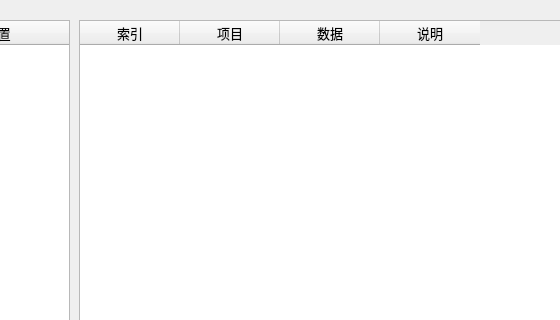
Above: A66-app/systemsetting.ui from Tetraelc/A66_PRO before the change; both pictures show x 131 to 691 and y 0 to 320 of the 1024 by 540 pixel window. Below: the same form after it.
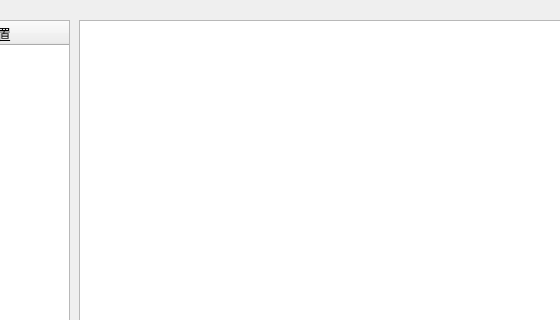
That is the form after the change. The open tabs and pages were chosen to show the change.

What changed in the file:
```diff
--- a/A66-app/systemsetting.ui
+++ b/A66-app/systemsetting.ui
@@ -152,7 +152,7 @@
       <number>4</number>
      </property>
      <attribute name="horizontalHeaderVisible">
-      <bool>true</bool>
+      <bool>false</bool>
      </attribute>
      <attribute name="horizontalHeaderHighlightSections">
       <bool>false</bool>
```
Left out of the diff: 8 changed lines with no effect on the pictures.
